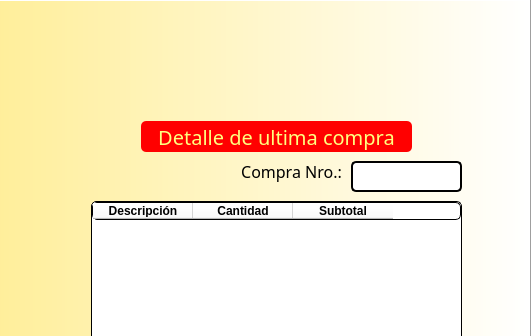
First picture: the form in interfaces/AdminView.ui, repository rmarting13/Supermark, before the edit; both pictures show x 580 to 1111 and y 0 to 336 of the 1111 by 734 pixel window.
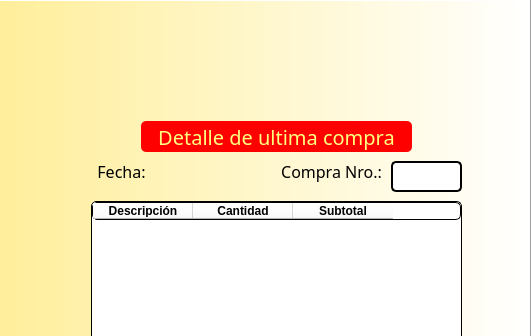
Second picture: the form after the edit. Icons and pictures are not drawn.

The edit to the form file:
```diff
--- a/interfaces/AdminView.ui
+++ b/interfaces/AdminView.ui
@@ -459,6 +459,15 @@
                      </gradient>
                     </brush>
                    </colorrole>
+                   <colorrole role="PlaceholderText">
+                    <brush brushstyle="NoBrush">
+                     <color alpha="128">
+                      <red>255</red>
+                      <green>222</green>
+                      <blue>52</blue>
+                     </color>
+                    </brush>
+                   </colorrole>
                   </active>
                   <inactive>
                    <colorrole role="WindowText">
@@ -548,6 +557,15 @@
                      </gradient>
                     </brush>
                    </colorrole>
+                   <colorrole role="PlaceholderText">
+                    <brush brushstyle="NoBrush">
+                     <color alpha="128">
+                      <red>255</red>
+                      <green>222</green>
+                      <blue>52</blue>
+                     </color>
+                    </brush>
+                   </colorrole>
                   </inactive>
                   <disabled>
                    <colorrole role="WindowText">
@@ -637,6 +655,15 @@
                      </gradient>
                     </brush>
                    </colorrole>
+                   <colorrole role="PlaceholderText">
+                    <brush brushstyle="NoBrush">
+                     <color alpha="128">
+                      <red>255</red>
+                      <green>222</green>
+                      <blue>52</blue>
+                     </color>
+                    </brush>
+                   </colorrole>
                   </disabled>
                  </palette>
                 </property>
@@ -1386,7 +1413,7 @@
                 <widget class="QLabel" name="lblListaNroCompra">
                  <property name="geometry">
                   <rect>
-                   <x>760</x>
+                   <x>800</x>
                    <y>160</y>
                    <width>121</width>
                    <height>21</height>
@@ -1423,9 +1450,9 @@
                 <widget class="QLabel" name="lblNroCompra_2">
                  <property name="geometry">
                   <rect>
-                   <x>880</x>
+                   <x>920</x>
                    <y>160</y>
-                   <width>111</width>
+                   <width>71</width>
                    <height>31</height>
                   </rect>
                  </property>
@@ -1457,6 +1484,80 @@
                   <set>Qt::AlignCenter</set>
                  </property>
                 </widget>
+                <widget class="QLabel" name="lblFecha">
+                 <property name="geometry">
+                  <rect>
+                   <x>620</x>
+                   <y>160</y>
+                   <width>61</width>
+                   <height>21</height>
+                  </rect>
+                 </property>
+                 <property name="font">
+                  <font>
+                   <family>Century Gothic</family>
+                   <pointsize>12</pointsize>
+                   <weight>50</weight>
+                   <italic>false</italic>
+                   <bold>false</bold>
+                  </font>
+                 </property>
+                 <property name="autoFillBackground">
+                  <bool>false</bool>
+                 </property>
+                 <property name="styleSheet">
+                  <string notr="true">background-color: transparent;
+color: rgb(0, 0, 0);
+font: 12pt &quot;Century Gothic&quot;;
+border-color: rgb(0, 0, 0);
+border-radius: 5px;
+border-width: 2px;
+font-color:rgb(0, 0, 0);</string>
+                 </property>
+                 <property name="text">
+                  <string>Fecha:</string>
+                 </property>
+                 <property name="alignment">
+                  <set>Qt::AlignCenter</set>
+                 </property>
+                </widget>
+                <widget class="QLabel" name="lblFechaInput">
+                 <property name="geometry">
+                  <rect>
+                   <x>680</x>
+                   <y>160</y>
+                   <width>101</width>
+                   <height>21</height>
+                  </rect>
+                 </property>
+                 <property name="font">
+                  <font>
+                   <family>Century Gothic</family>
+                   <pointsize>12</pointsize>
+                   <weight>50</weight>
+                   <italic>false</italic>
+                   <bold>false</bold>
+                  </font>
+                 </property>
+                 <property name="autoFillBackground">
+                  <bool>false</bool>
+                 </property>
+                 <property name="styleSheet">
+                  <string notr="true">background-color: transparent;
+color: rgb(0, 0, 0);
+font: 12pt &quot;Century Gothic&quot;;
+border-color: rgb(0, 0, 0);
+border-radius: 5px;
+border-width: 2px;
+font-color:rgb(0, 0, 0);</string>
+                 </property>
+                 <property name="text">
+                  <string/>
+                 </property>
+                 <property name="alignment">
+                  <set>Qt::AlignCenter</set>
+                 </property>
+                </widget>
                </widget>
                <widget class="QWidget" name="PaginaCuenta">
                 <property name="styleSheet">
```
Left out of the diff: 135 changed lines with no effect on the pictures.
